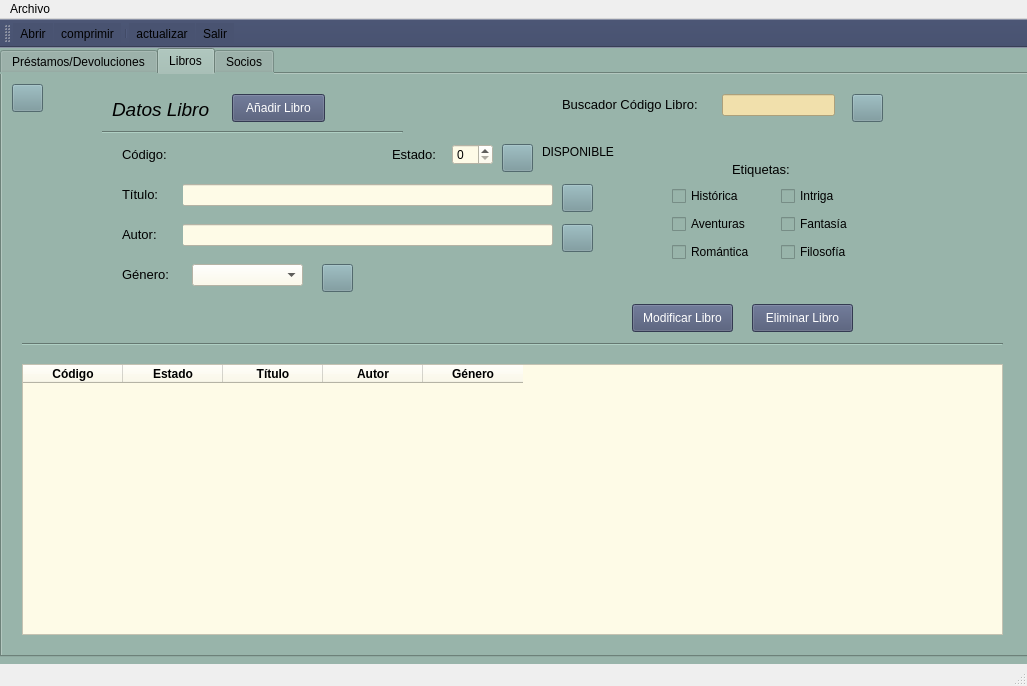
Old version of the form ventanaBiblioteca.ui in the repository estefaniapenide/DI-Biblioteca.
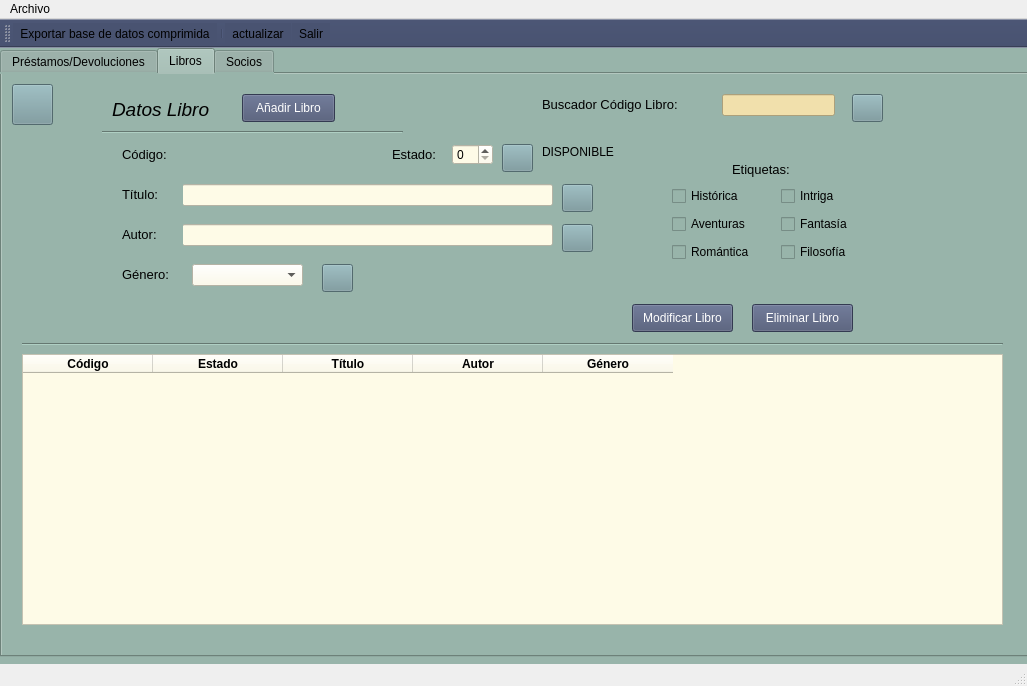
New version of the form. The open tabs and pages were chosen to show the change. Icons and pictures are not drawn.

Diff of the .ui file:
```diff
--- a/ventanaBiblioteca.ui
+++ b/ventanaBiblioteca.ui
@@ -501,9 +501,9 @@
      <widget class="QLabel" name="codigo">
       <property name="geometry">
        <rect>
-        <x>560</x>
+        <x>540</x>
         <y>20</y>
-        <width>161</width>
+        <width>171</width>
         <height>21</height>
        </rect>
       </property>
@@ -714,7 +714,7 @@
       <property name="geometry">
        <rect>
         <x>20</x>
-        <y>290</y>
+        <y>280</y>
         <width>981</width>
         <height>271</height>
        </rect>
@@ -722,6 +722,15 @@
       <property name="styleSheet">
        <string notr="true">background-color:#FEFBE7</string>
       </property>
+      <property name="editTriggers">
+       <set>QAbstractItemView::NoEditTriggers</set>
+      </property>
+      <attribute name="horizontalHeaderDefaultSectionSize">
+       <number>130</number>
+      </attribute>
+      <attribute name="horizontalHeaderMinimumSectionSize">
+       <number>130</number>
+      </attribute>
       <column>
        <property name="text">
         <string>Código</string>
@@ -781,7 +790,7 @@
      <widget class="QPushButton" name="pushButtonGuardarLibro">
       <property name="geometry">
        <rect>
-        <x>230</x>
+        <x>240</x>
         <y>20</y>
         <width>93</width>
         <height>28</height>
@@ -844,8 +853,8 @@
        <rect>
         <x>10</x>
         <y>10</y>
-        <width>31</width>
-        <height>28</height>
+        <width>41</width>
+        <height>41</height>
        </rect>
       </property>
       <property name="styleSheet">
@@ -858,6 +867,12 @@
        <iconset resource="recursos.qrc">
         <normaloff>:/actualizar/img/refresh.png</normaloff>:/actualizar/img/refresh.png</iconset>
       </property>
+      <property name="iconSize">
+       <size>
+        <width>30</width>
+        <height>40</height>
+       </size>
+      </property>
      </widget>
      <widget class="QPushButton" name="pushButtonBuscarGenero">
       <property name="geometry">
@@ -1663,7 +1678,6 @@
    <attribute name="toolBarBreak">
     <bool>false</bool>
    </attribute>
-   <addaction name="actionAbrir"/>
    <addaction name="actioncomprimir"/>
    <addaction name="separator"/>
    <addaction name="actionactualizar"/>
@@ -1732,7 +1746,7 @@
      <normaloff>:/comprimir/img/compress.png</normaloff>:/comprimir/img/compress.png</iconset>
    </property>
    <property name="text">
-    <string>comprimir</string>
+    <string>Exportar base de datos comprimida</string>
    </property>
    <property name="toolTip">
     <string>Exportar base de datos comprimida</string>
```
Left out of the diff: 113 changed lines with no effect on the pictures.
